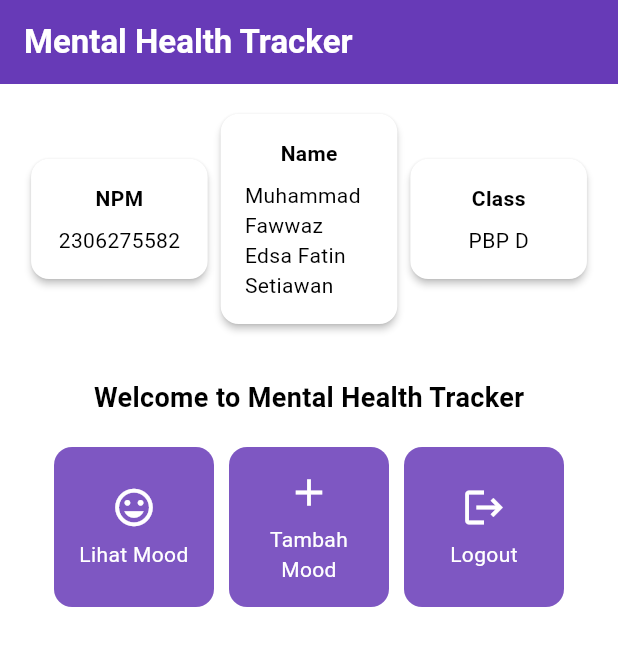
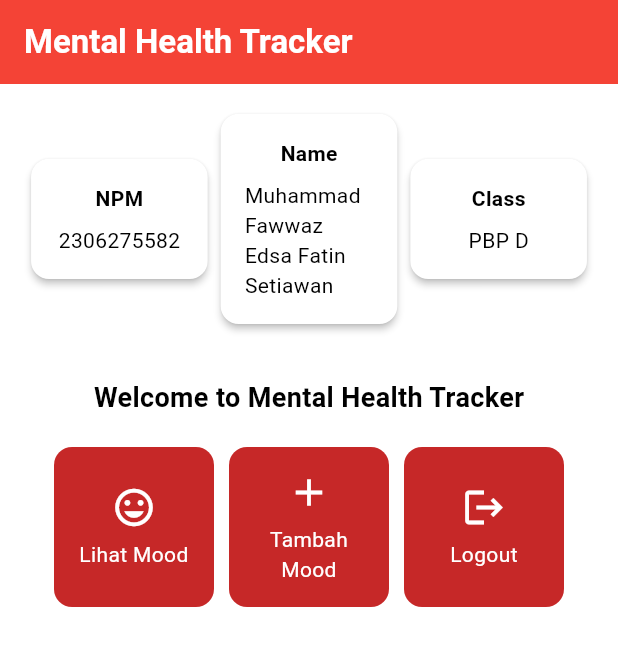
Before and after one commit to bemosumo/mental-health-tracker-mobile, a Flutter app: the screen it shows after launch, on a phone screen of 412 x 824 dp. Shown: the top 646 px of the screen. Run offline on Flutter 3.47's test engine with Material 3 defaults, Android fonts, the phone set to English and light mode, and no system bars.

Commit message:
change colorscheme

```diff
--- a/lib/main.dart
+++ b/lib/main.dart
@@ -30,8 +30,8 @@ class MyApp extends StatelessWidget {
         // This works for code too, not just values: Most code changes can be
         // tested with just a hot reload.
         colorScheme: ColorScheme.fromSwatch(
-              primarySwatch: Colors.deepPurple,
-        ).copyWith(secondary: Colors.deepPurple[400]),
+              primarySwatch: Colors.red,
+        ).copyWith(secondary: Colors.red[800]),
       ),
       home: MyHomePage(),
     );
```
